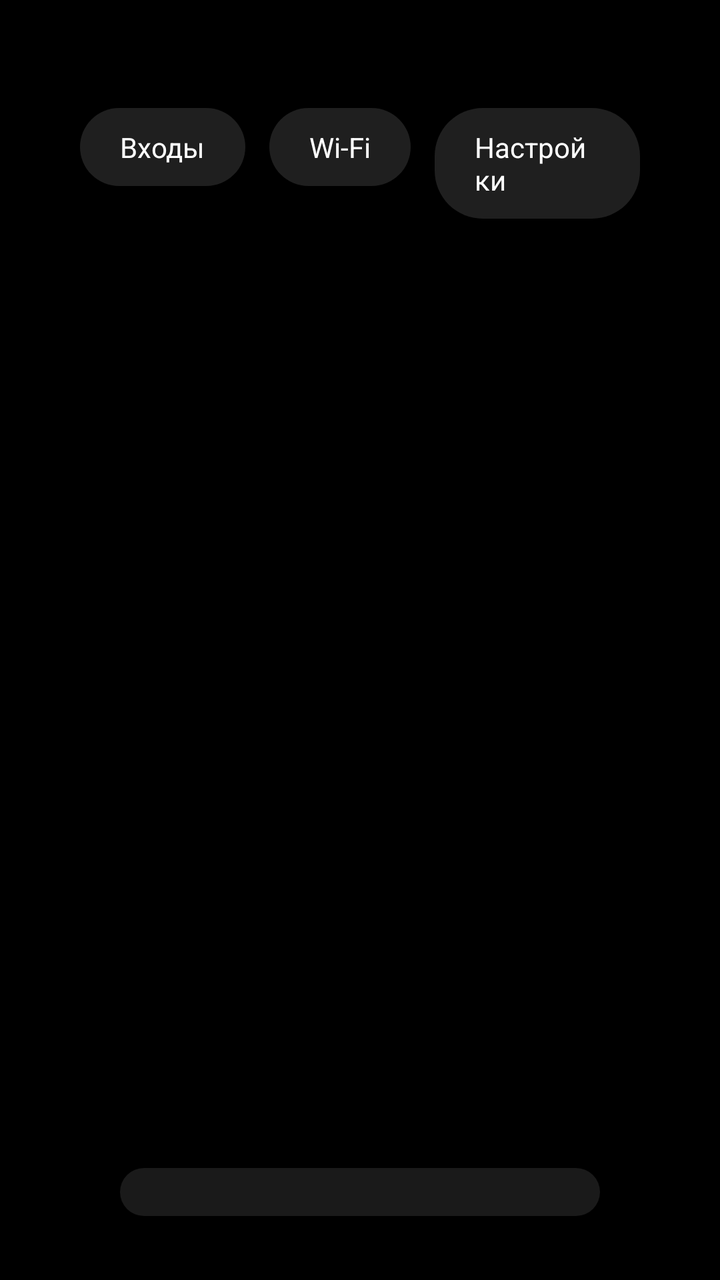
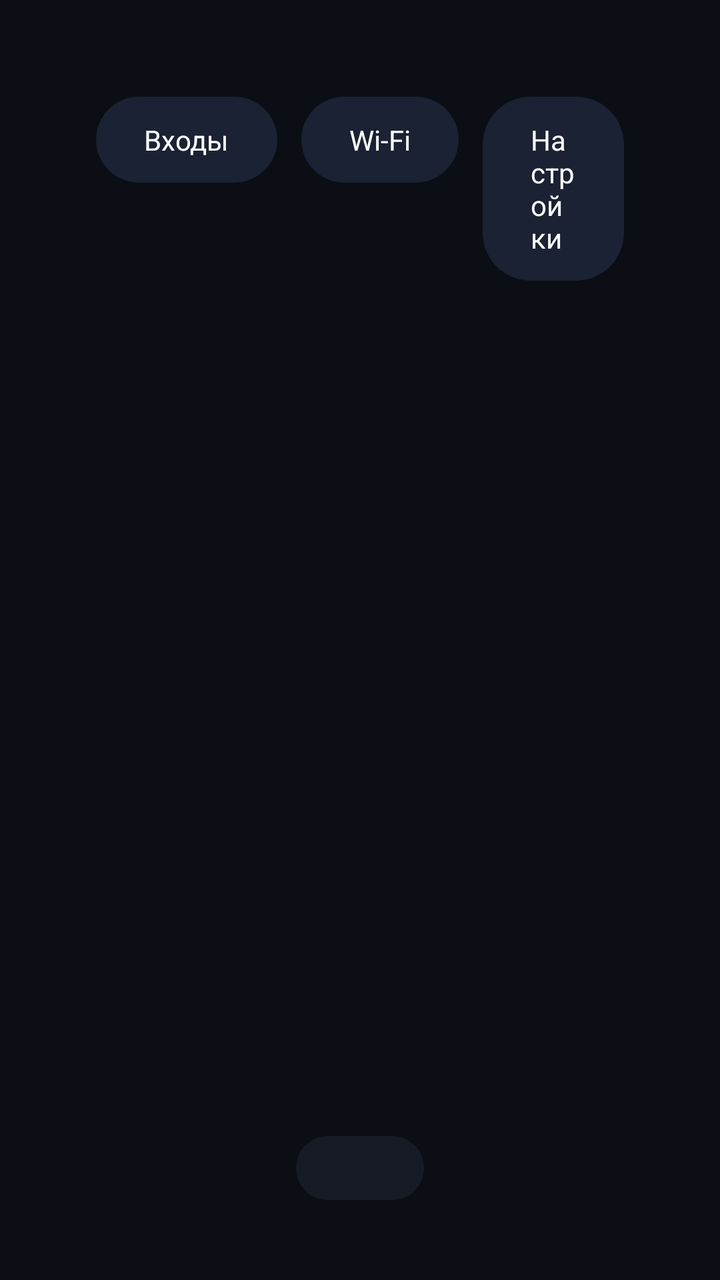

An Android layout rendered at two revisions. The XML below is the earlier revision; the diff shows what the commit changed to produce the second picture.
<!-- AndroidManifest.xml: application theme AppTheme -->
<!-- res/layout/activity_main.xml -->
<?xml version="1.0" encoding="utf-8"?>
<FrameLayout xmlns:android="http://schemas.android.com/apk/res/android"
    android:id="@+id/root"
    android:layout_width="match_parent"
    android:layout_height="match_parent"
    android:background="@color/bg">

    <LinearLayout
        android:layout_width="match_parent"
        android:layout_height="match_parent"
        android:orientation="vertical"
        android:paddingTop="24dp">

        <FrameLayout
            android:layout_width="match_parent"
            android:layout_height="wrap_content"
            android:paddingHorizontal="40dp"
            android:paddingBottom="8dp">

            <LinearLayout
                android:id="@+id/topbar_left"
                android:layout_width="wrap_content"
                android:layout_height="wrap_content"
                android:layout_gravity="start|center_vertical"
                android:orientation="vertical">

                <TextView
                    android:id="@+id/greeting"
                    android:layout_width="wrap_content"
                    android:layout_height="wrap_content"
                    android:textColor="@color/text_secondary"
                    android:textSize="14sp"/>

                <TextView
                    android:id="@+id/clock"
                    android:layout_width="wrap_content"
                    android:layout_height="wrap_content"
                    android:includeFontPadding="false"
                    android:textColor="@color/text_primary"
                    android:textSize="64sp"/>

                <TextView
                    android:id="@+id/date"
                    android:layout_width="wrap_content"
                    android:layout_height="wrap_content"
                    android:textColor="@color/text_secondary"
                    android:textSize="16sp"/>
            </LinearLayout>

            <LinearLayout
                android:id="@+id/topbar_right"
                android:layout_width="wrap_content"
                android:layout_height="wrap_content"
                android:layout_gravity="end|center_vertical"
                android:orientation="horizontal">

                <TextView
                    android:id="@+id/pill_inputs"
                    android:layout_width="wrap_content"
                    android:layout_height="wrap_content"
                    android:background="@drawable/pill_bg"
                    android:paddingHorizontal="20dp"
                    android:paddingVertical="10dp"
                    android:text="Входы"
                    android:textColor="@color/text_primary"
                    android:textSize="14sp"/>

                <TextView
                    android:id="@+id/pill_wifi"
                    android:layout_width="wrap_content"
                    android:layout_height="wrap_content"
                    android:layout_marginStart="12dp"
                    android:background="@drawable/pill_bg"
                    android:paddingHorizontal="20dp"
                    android:paddingVertical="10dp"
                    android:text="Wi-Fi"
                    android:textColor="@color/text_primary"
                    android:textSize="14sp"/>

                <TextView
                    android:id="@+id/pill_settings"
                    android:layout_width="wrap_content"
                    android:layout_height="wrap_content"
                    android:layout_marginStart="12dp"
                    android:background="@drawable/pill_bg"
                    android:paddingHorizontal="20dp"
                    android:paddingVertical="10dp"
                    android:text="Настройки"
                    android:textColor="@color/text_primary"
                    android:textSize="14sp"/>
            </LinearLayout>
        </FrameLayout>

        <FrameLayout
            android:layout_width="match_parent"
            android:layout_height="0dp"
            android:layout_weight="1">

            <androidx.recyclerview.widget.RecyclerView
                android:id="@+id/grid"
                android:layout_width="match_parent"
                android:layout_height="match_parent"
                android:clipToPadding="false"
                android:paddingHorizontal="32dp"
                android:paddingTop="8dp"
                android:paddingBottom="16dp"/>
        </FrameLayout>

        <LinearLayout
            android:layout_width="match_parent"
            android:layout_height="wrap_content"
            android:orientation="vertical"
            android:paddingHorizontal="60dp"
            android:paddingTop="8dp"
            android:paddingBottom="32dp">

            <TextView
                android:id="@+id/focused_dock_name"
                android:layout_width="wrap_content"
                android:layout_height="wrap_content"
                android:layout_gravity="center_horizontal"
                android:layout_marginBottom="12dp"
                android:alpha="0"
                android:shadowColor="#80448AFF"
                android:shadowDx="0"
                android:shadowDy="0"
                android:shadowRadius="30"
                android:textColor="@color/text_primary"
                android:textSize="28sp"/>

            <FrameLayout
                android:layout_width="match_parent"
                android:layout_height="wrap_content"
                android:background="@drawable/dock_bg"
                android:paddingHorizontal="24dp"
                android:paddingVertical="12dp">

                <androidx.recyclerview.widget.RecyclerView
                    android:id="@+id/dock"
                    android:layout_width="match_parent"
                    android:layout_height="wrap_content"/>
            </FrameLayout>
        </LinearLayout>
    </LinearLayout>
</FrameLayout>
<!-- resources referenced by this layout -->
<resources>
  <color name="bg">#FF000000</color>
  <color name="text_primary">#FFFFFFFF</color>
  <color name="text_secondary">#B3FFFFFF</color>
  <!-- drawable dock_bg (drawable) -->
  <shape xmlns:android="http://schemas.android.com/apk/res/android" android:shape="rectangle">
      <solid android:color="@color/dock_bg"/>
      <corners android:radius="28dp"/>
  </shape>
  <!-- drawable pill_bg (drawable) -->
  <shape xmlns:android="http://schemas.android.com/apk/res/android" android:shape="rectangle">
      <solid android:color="@color/pill_bg"/>
      <corners android:radius="24dp"/>
  </shape>
  <style name="AppTheme" parent="android:Theme.Material.NoActionBar">
          <item name="android:windowBackground">@color/bg</item>
          <item name="android:colorBackground">@color/bg</item>
          <item name="android:windowFullscreen">true</item>
          <item name="android:windowNoTitle">true</item>
      </style>
  <color name="dock_bg">#1AFFFFFF</color>
  <color name="pill_bg">#1FFFFFFF</color>
</resources>

<!-- the commit's change to res/layout/activity_main.xml (unified diff, before → after) -->
@@ -9,13 +9,14 @@
         android:layout_width="match_parent"
         android:layout_height="match_parent"
         android:orientation="vertical"
-        android:paddingTop="24dp">
+        android:paddingTop="32dp">
 
+        
         <FrameLayout
             android:layout_width="match_parent"
             android:layout_height="wrap_content"
-            android:paddingHorizontal="40dp"
-            android:paddingBottom="8dp">
+            android:paddingHorizontal="48dp"
+            android:paddingBottom="24dp">
 
             <LinearLayout
                 android:id="@+id/topbar_left"
@@ -29,7 +30,8 @@
                     android:layout_width="wrap_content"
                     android:layout_height="wrap_content"
                     android:textColor="@color/text_secondary"
-                    android:textSize="14sp"/>
+                    android:textSize="14sp"
+                    android:letterSpacing="0.05"/>
 
                 <TextView
                     android:id="@+id/clock"
@@ -37,14 +39,15 @@
                     android:layout_height="wrap_content"
                     android:includeFontPadding="false"
                     android:textColor="@color/text_primary"
-                    android:textSize="64sp"/>
+                    android:textSize="72sp"/>
 
                 <TextView
                     android:id="@+id/date"
                     android:layout_width="wrap_content"
                     android:layout_height="wrap_content"
                     android:textColor="@color/text_secondary"
-                    android:textSize="16sp"/>
+                    android:textSize="16sp"
+                    android:letterSpacing="0.05"/>
             </LinearLayout>
 
             <LinearLayout
@@ -59,8 +62,8 @@
                     android:layout_width="wrap_content"
                     android:layout_height="wrap_content"
                     android:background="@drawable/pill_bg"
-                    android:paddingHorizontal="20dp"
-                    android:paddingVertical="10dp"
+                    android:paddingHorizontal="24dp"
+                    android:paddingVertical="12dp"
                     android:text="Входы"
                     android:textColor="@color/text_primary"
                     android:textSize="14sp"/>
@@ -71,8 +74,8 @@
                     android:layout_height="wrap_content"
                     android:layout_marginStart="12dp"
                     android:background="@drawable/pill_bg"
-                    android:paddingHorizontal="20dp"
-                    android:paddingVertical="10dp"
+                    android:paddingHorizontal="24dp"
+                    android:paddingVertical="12dp"
                     android:text="Wi-Fi"
                     android:textColor="@color/text_primary"
                     android:textSize="14sp"/>
@@ -83,14 +86,15 @@
                     android:layout_height="wrap_content"
                     android:layout_marginStart="12dp"
                     android:background="@drawable/pill_bg"
-                    android:paddingHorizontal="20dp"
-                    android:paddingVertical="10dp"
+                    android:paddingHorizontal="24dp"
+                    android:paddingVertical="12dp"
                     android:text="Настройки"
                     android:textColor="@color/text_primary"
                     android:textSize="14sp"/>
             </LinearLayout>
         </FrameLayout>
 
+        
         <FrameLayout
             android:layout_width="match_parent"
             android:layout_height="0dp"
@@ -101,45 +105,51 @@
                 android:layout_width="match_parent"
                 android:layout_height="match_parent"
                 android:clipToPadding="false"
-                android:paddingHorizontal="32dp"
-                android:paddingTop="8dp"
-                android:paddingBottom="16dp"/>
+                android:paddingHorizontal="40dp"
+                android:paddingTop="16dp"
+                android:paddingBottom="24dp"/>
         </FrameLayout>
 
-        <LinearLayout
+        
+        <FrameLayout
             android:layout_width="match_parent"
             android:layout_height="wrap_content"
-            android:orientation="vertical"
-            android:paddingHorizontal="60dp"
-            android:paddingTop="8dp"
-            android:paddingBottom="32dp">
-
-            <TextView
-                android:id="@+id/focused_dock_name"
+            android:paddingBottom="40dp">
+            
+            
+            <LinearLayout
                 android:layout_width="wrap_content"
                 android:layout_height="wrap_content"
                 android:layout_gravity="center_horizontal"
-                android:layout_marginBottom="12dp"
-                android:alpha="0"
-                android:shadowColor="#80448AFF"
-                android:shadowDx="0"
-                android:shadowDy="0"
-                android:shadowRadius="30"
-                android:textColor="@color/text_primary"
-                android:textSize="28sp"/>
+                android:orientation="vertical">
 
-            <FrameLayout
-                android:layout_width="match_parent"
-                android:layout_height="wrap_content"
-                android:background="@drawable/dock_bg"
-                android:paddingHorizontal="24dp"
-                android:paddingVertical="12dp">
+                <TextView
+                    android:id="@+id/focused_dock_name"
+                    android:layout_width="wrap_content"
+                    android:layout_height="wrap_content"
+                    android:layout_gravity="center_horizontal"
+                    android:layout_marginBottom="16dp"
+                    android:alpha="0"
+                    android:shadowColor="#805C85FF"
+                    android:shadowDx="0"
+                    android:shadowDy="0"
+                    android:shadowRadius="24"
+                    android:textColor="@color/text_primary"
+                    android:textSize="24sp"/>
 
-                <androidx.recyclerview.widget.RecyclerView
-                    android:id="@+id/dock"
-                    android:layout_width="match_parent"
-                    android:layout_height="wrap_content"/>
-            </FrameLayout>
-        </LinearLayout>
+                <FrameLayout
+                    android:layout_width="wrap_content"
+                    android:layout_height="wrap_content"
+                    android:background="@drawable/dock_bg"
+                    android:paddingHorizontal="32dp"
+                    android:paddingVertical="16dp">
+
+                    <androidx.recyclerview.widget.RecyclerView
+                        android:id="@+id/dock"
+                        android:layout_width="wrap_content"
+                        android:layout_height="wrap_content"/>
+                </FrameLayout>
+            </LinearLayout>
+        </FrameLayout>
     </LinearLayout>
 </FrameLayout>
<!-- resource entries referenced after the edit -->
@@ -1,8 +1,8 @@
 <!-- resources referenced by this layout -->
 <resources>
-  <color name="bg">#FF000000</color>
-  <color name="text_primary">#FFFFFFFF</color>
-  <color name="text_secondary">#B3FFFFFF</color>
+  <color name="bg">#0B0E14</color>
+  <color name="text_primary">#FFFFFF</color>
+  <color name="text_secondary">#8B99B5</color>
   <!-- drawable dock_bg (drawable) -->
   <shape xmlns:android="http://schemas.android.com/apk/res/android" android:shape="rectangle">
       <solid android:color="@color/dock_bg"/>
@@ -19,7 +19,7 @@
           <item name="android:windowFullscreen">true</item>
           <item name="android:windowNoTitle">true</item>
       </style>
-  <color name="dock_bg">#1AFFFFFF</color>
-  <color name="pill_bg">#1FFFFFFF</color>
+  <color name="dock_bg">#161B26</color>
+  <color name="pill_bg">#1A2233</color>
 </resources>
 
